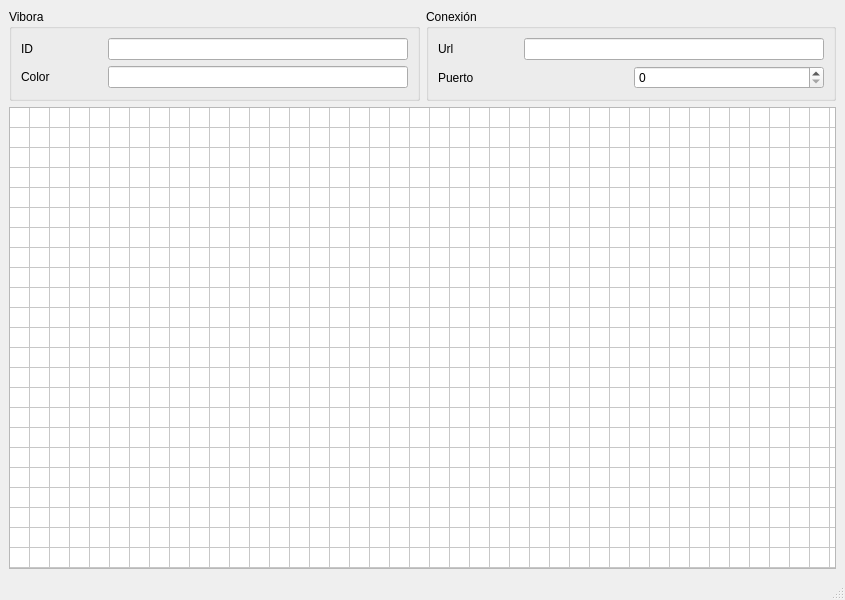
This is cliente.ui in DanyCortez0901/Practica08-Modelado20171 as Qt 5 draws it before an edit. The edited form follows.
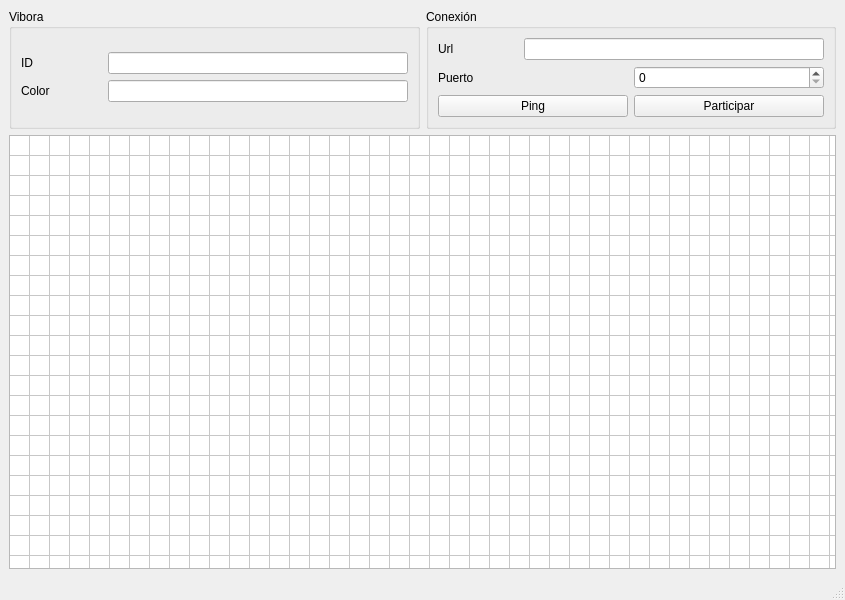
This is the edited form.

```diff
--- a/cliente.ui
+++ b/cliente.ui
@@ -126,6 +126,24 @@
              </item>
             </layout>
            </item>
+           <item>
+            <layout class="QHBoxLayout" name="horizontalLayout_7">
+             <item>
+              <widget class="QPushButton" name="pushButton_2">
+               <property name="text">
+                <string>Ping</string>
+               </property>
+              </widget>
+             </item>
+             <item>
+              <widget class="QPushButton" name="pushButton">
+               <property name="text">
+                <string>Participar</string>
+               </property>
+              </widget>
+             </item>
+            </layout>
+           </item>
           </layout>
          </widget>
         </item>
```
